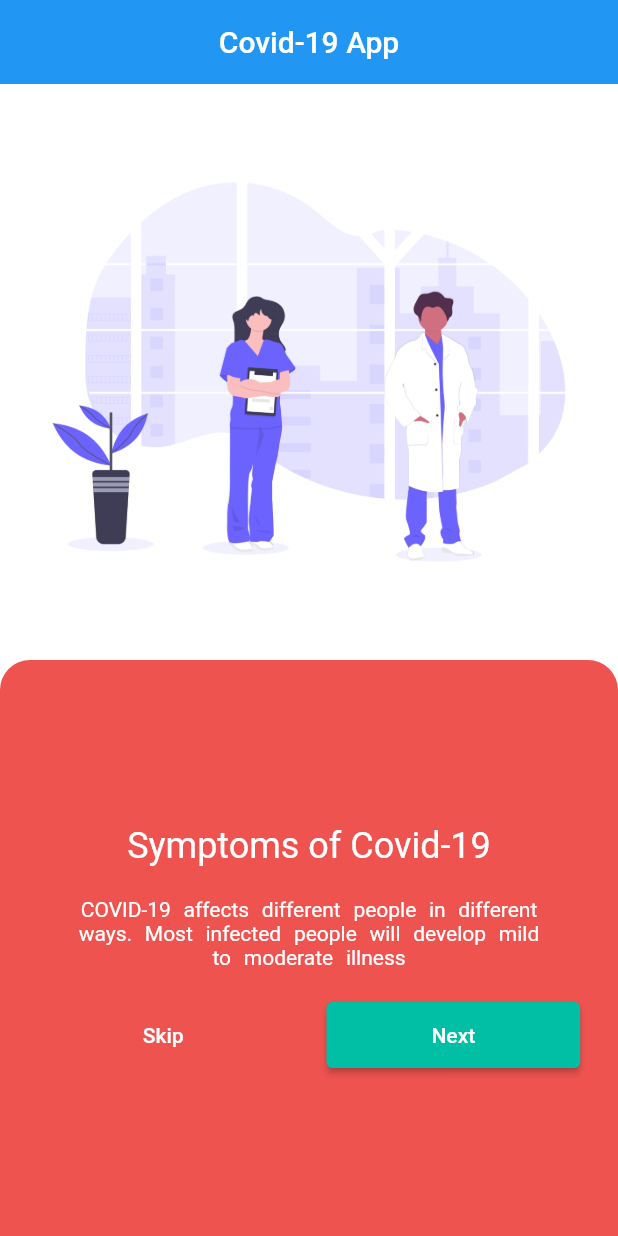
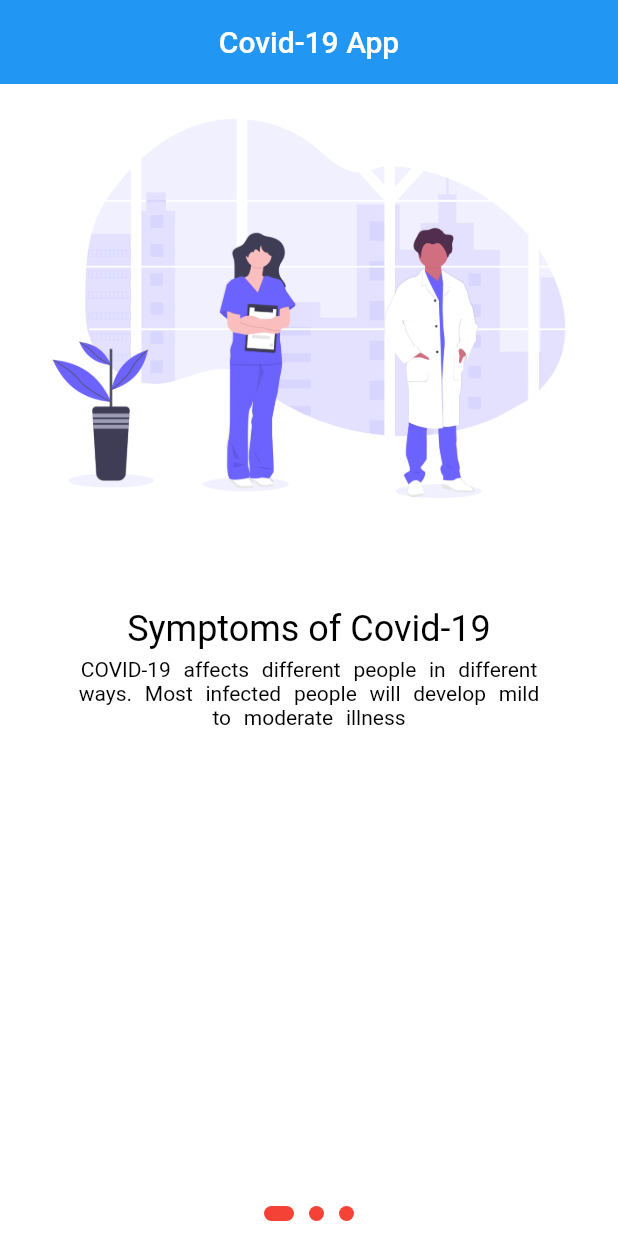
Before and after one commit to VBT-FlutterCamp/Ruchan_Adiguzel_Covid-App, a Flutter app: the screen it shows after launch, on a phone screen of 412 x 824 dp. Run offline on Flutter 3.47's test engine with Material 2 defaults, Android fonts, the phone set to English and light mode, and no system bars.

```diff
--- a/covid_app/lib/Views/splash_screen.dart
+++ b/covid_app/lib/Views/splash_screen.dart
@@ -33,7 +33,28 @@ class _SplashScreenState extends State<SplashScreen> {
   Widget build(BuildContext context) {
     return Scaffold(
       backgroundColor: AppConstants.background,
-      body: PageViewBuilder(),
+      body: Column(
+        children: [
+          Expanded(
+            child: PageViewBuilder(),
+          ),
+          Row(
+            mainAxisAlignment: MainAxisAlignment.center,
+            children: List.generate(
+                models.length, (index) => buildPageIndicator(index)),
+          )
+        ],
+      ),
+    );
+  }
+
+  Container buildPageIndicator(int index) {
+    return Container(
+      margin: EdgeInsets.symmetric(horizontal: 5, vertical: 10),
+      height: 10,
+      width: currentIndex == index ? 20 : 10,
+      decoration: BoxDecoration(
+          borderRadius: BorderRadius.circular(20), color: Colors.red),
     );
   }
 
@@ -46,12 +67,46 @@ class _SplashScreenState extends State<SplashScreen> {
         });
       },
       itemBuilder: (context, index) {
-        return OnBoardView(
-          model: models[currentIndex],
-          onPressed: IncrementIndex,
+        return Column(
+          children: [
+            Image.asset(models[index].imagePath),
+            buildTitleText(index, context),
+            buildDescriptionText(index, context)
+          ],
         );
       },
       controller: _pageContr,
     );
   }
+
+  Container buildDescriptionText(int index, BuildContext context) {
+    return Container(
+      margin: EdgeInsets.symmetric(vertical: 5, horizontal: 50), //20
+      child: Center(
+        child: Text(
+          models[index].description,
+          style: Theme.of(context).textTheme.bodyText2!.copyWith(
+                color: Colors.black,
+                wordSpacing: 5,
+              ),
+          textAlign: TextAlign.center,
+        ),
+      ),
+    );
+  }
+
+  Container buildTitleText(int index, BuildContext context) {
+    return Container(
+      margin: EdgeInsets.only(top: 50),
+      child: Center(
+        child: Text(
+          models[index].title,
+          style: Theme.of(context)
+              .textTheme
+              .headline5!
+              .copyWith(color: Colors.black),
+        ),
+      ),
+    );
+  }
 }
```
Also changed, not shown: covid_app/lib/Views/on_board_view.dart (+40 -8 lines).
